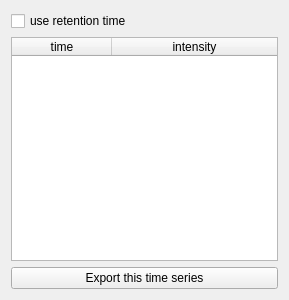
The window that Orbitool/UI/Timeseries.ui (l460289052/Orbitool) describes before a commit, drawn with Qt 5.
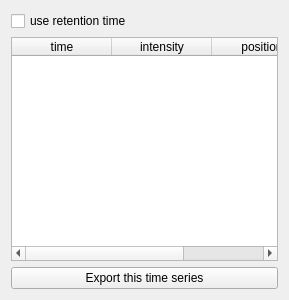
The same window after the commit.

```diff
--- a/Orbitool/UI/Timeseries.ui
+++ b/Orbitool/UI/Timeseries.ui
@@ -57,6 +57,16 @@
        <string>intensity</string>
       </property>
      </column>
+     <column>
+      <property name="text">
+       <string>position</string>
+      </property>
+     </column>
+     <column>
+      <property name="text">
+       <string>deviation(ppm)</string>
+      </property>
+     </column>
     </widget>
    </item>
    <item>
```
